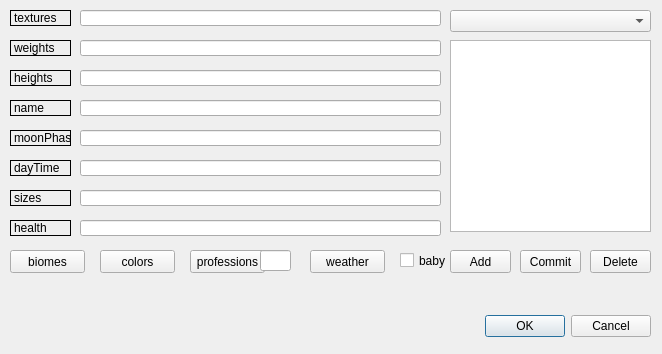
The window that RandomEntityDialog2UI.ui (goodsoul-andrew/minecraft_texturepack_manager) describes before a commit, drawn with Qt 5.
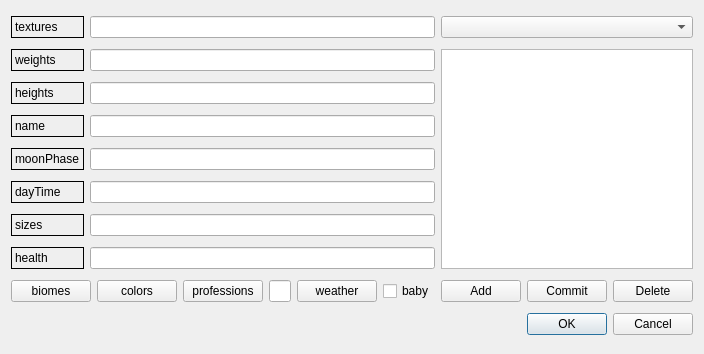
The same window after the commit.

```diff
--- a/RandomEntityDialog2UI.ui
+++ b/RandomEntityDialog2UI.ui
@@ -6,7 +6,7 @@
    <rect>
     <x>0</x>
     <y>0</y>
-    <width>662</width>
+    <width>696</width>
     <height>354</height>
    </rect>
   </property>
@@ -19,41 +19,9 @@
   <property name="styleSheet">
    <string notr="true"/>
   </property>
-  <widget class="QDialogButtonBox" name="buttonBox">
-   <property name="geometry">
-    <rect>
-     <x>310</x>
-     <y>310</y>
-     <width>341</width>
-     <height>32</height>
-    </rect>
-   </property>
-   <property name="orientation">
-    <enum>Qt::Horizontal</enum>
-   </property>
-   <property name="standardButtons">
-    <set>QDialogButtonBox::Cancel|QDialogButtonBox::Ok</set>
-   </property>
-  </widget>
-  <widget class="QLineEdit" name="texturesinput">
-   <property name="geometry">
-    <rect>
-     <x>80</x>
-     <y>10</y>
-     <width>361</width>
-     <height>16</height>
-    </rect>
-   </property>
-  </widget>
+  <layout class="QGridLayout" name="gridLayout">
+   <item row="0" column="0">
   <widget class="QLabel" name="textureslabel">
-   <property name="geometry">
-    <rect>
-     <x>10</x>
-     <y>10</y>
-     <width>61</width>
-     <height>16</height>
-    </rect>
-   </property>
    <property name="frameShape">
     <enum>QFrame::Box</enum>
    </property>
@@ -61,15 +29,15 @@
     <string>textures</string>
    </property>
   </widget>
+   </item>
+   <item row="0" column="1" colspan="6">
+    <widget class="QLineEdit" name="texturesinput"/>
+   </item>
+   <item row="0" column="7" colspan="3">
+    <widget class="QComboBox" name="entityinput"/>
+   </item>
+   <item row="1" column="0">
   <widget class="QLabel" name="weightslabel">
-   <property name="geometry">
-    <rect>
-     <x>10</x>
-     <y>40</y>
-     <width>61</width>
-     <height>16</height>
-    </rect>
-   </property>
    <property name="frameShape">
     <enum>QFrame::Box</enum>
    </property>
@@ -77,15 +45,15 @@
     <string>weights</string>
    </property>
   </widget>
+   </item>
+   <item row="1" column="1" colspan="6">
+    <widget class="QLineEdit" name="weightsinput"/>
+   </item>
+   <item row="1" column="7" rowspan="7" colspan="3">
+    <widget class="QListWidget" name="paragraphsview"/>
+   </item>
+   <item row="2" column="0">
   <widget class="QLabel" name="heightslabel">
-   <property name="geometry">
-    <rect>
-     <x>10</x>
-     <y>70</y>
-     <width>61</width>
-     <height>16</height>
-    </rect>
-   </property>
    <property name="frameShape">
     <enum>QFrame::Box</enum>
    </property>
@@ -93,15 +61,12 @@
     <string>heights</string>
    </property>
   </widget>
+   </item>
+   <item row="2" column="1" colspan="6">
+    <widget class="QLineEdit" name="heightsinput"/>
+   </item>
+   <item row="3" column="0">
   <widget class="QLabel" name="namelabel">
-   <property name="geometry">
-    <rect>
-     <x>10</x>
-     <y>100</y>
-     <width>61</width>
-     <height>16</height>
-    </rect>
-   </property>
    <property name="frameShape">
     <enum>QFrame::Box</enum>
    </property>
@@ -109,15 +74,12 @@
     <string>name</string>
    </property>
   </widget>
+   </item>
+   <item row="3" column="1" colspan="6">
+    <widget class="QLineEdit" name="nameinput"/>
+   </item>
+   <item row="4" column="0">
   <widget class="QLabel" name="moonlabel">
-   <property name="geometry">
-    <rect>
-     <x>10</x>
-     <y>130</y>
-     <width>61</width>
-     <height>16</height>
-    </rect>
-   </property>
    <property name="frameShape">
     <enum>QFrame::Box</enum>
    </property>
@@ -125,15 +87,12 @@
     <string>moonPhase</string>
    </property>
   </widget>
+   </item>
+   <item row="4" column="1" colspan="6">
+    <widget class="QLineEdit" name="mooninput"/>
+   </item>
+   <item row="5" column="0">
   <widget class="QLabel" name="timelabel">
-   <property name="geometry">
-    <rect>
-     <x>10</x>
-     <y>160</y>
-     <width>61</width>
-     <height>16</height>
-    </rect>
-   </property>
    <property name="frameShape">
     <enum>QFrame::Box</enum>
    </property>
@@ -141,15 +100,12 @@
     <string>dayTime</string>
    </property>
   </widget>
+   </item>
+   <item row="5" column="1" colspan="6">
+    <widget class="QLineEdit" name="timeinput"/>
+   </item>
+   <item row="6" column="0">
   <widget class="QLabel" name="sizeslabel">
-   <property name="geometry">
-    <rect>
-     <x>10</x>
-     <y>190</y>
-     <width>61</width>
-     <height>16</height>
-    </rect>
-   </property>
    <property name="frameShape">
     <enum>QFrame::Box</enum>
    </property>
@@ -157,150 +113,63 @@
     <string>sizes</string>
    </property>
   </widget>
-  <widget class="QLineEdit" name="weightsinput">
-   <property name="geometry">
-    <rect>
-     <x>80</x>
-     <y>40</y>
-     <width>361</width>
-     <height>16</height>
-    </rect>
-   </property>
-  </widget>
-  <widget class="QLineEdit" name="heightsinput">
-   <property name="geometry">
-    <rect>
-     <x>80</x>
-     <y>70</y>
-     <width>361</width>
-     <height>16</height>
-    </rect>
-   </property>
-  </widget>
-  <widget class="QLineEdit" name="nameinput">
-   <property name="geometry">
-    <rect>
-     <x>80</x>
-     <y>100</y>
-     <width>361</width>
-     <height>16</height>
-    </rect>
-   </property>
-  </widget>
-  <widget class="QLineEdit" name="mooninput">
-   <property name="geometry">
-    <rect>
-     <x>80</x>
-     <y>130</y>
-     <width>361</width>
-     <height>16</height>
-    </rect>
-   </property>
-  </widget>
-  <widget class="QLineEdit" name="timeinput">
-   <property name="geometry">
-    <rect>
-     <x>80</x>
-     <y>160</y>
-     <width>361</width>
-     <height>16</height>
-    </rect>
-   </property>
-  </widget>
-  <widget class="QLineEdit" name="sizesinput">
-   <property name="geometry">
-    <rect>
-     <x>80</x>
-     <y>190</y>
-     <width>361</width>
-     <height>16</height>
-    </rect>
-   </property>
-  </widget>
+   </item>
+   <item row="6" column="1" colspan="6">
+    <widget class="QLineEdit" name="sizesinput"/>
+   </item>
+   <item row="7" column="0">
+    <widget class="QLabel" name="healthlabel">
+     <property name="frameShape">
+      <enum>QFrame::Box</enum>
+     </property>
+     <property name="text">
+      <string>health</string>
+     </property>
+    </widget>
+   </item>
+   <item row="7" column="1" colspan="6">
+    <widget class="QLineEdit" name="healthinput"/>
+   </item>
+   <item row="8" column="0" colspan="2">
   <widget class="QPushButton" name="biomesbutton">
-   <property name="geometry">
-    <rect>
-     <x>10</x>
-     <y>250</y>
-     <width>75</width>
-     <height>23</height>
-    </rect>
-   </property>
    <property name="text">
     <string>biomes</string>
    </property>
   </widget>
+   </item>
+   <item row="8" column="2">
   <widget class="QPushButton" name="colorsbutton">
-   <property name="geometry">
-    <rect>
-     <x>100</x>
-     <y>250</y>
-     <width>75</width>
-     <height>23</height>
-    </rect>
-   </property>
    <property name="text">
     <string>colors</string>
    </property>
   </widget>
+   </item>
+   <item row="8" column="3">
   <widget class="QPushButton" name="professionsbutton">
-   <property name="geometry">
-    <rect>
-     <x>190</x>
-     <y>250</y>
-     <width>75</width>
-     <height>23</height>
-    </rect>
-   </property>
    <property name="text">
     <string>professions</string>
    </property>
   </widget>
+   </item>
+   <item row="8" column="4">
+    <widget class="QLineEdit" name="levelinput"/>
+   </item>
+   <item row="8" column="5">
   <widget class="QPushButton" name="weatherbutton">
-   <property name="geometry">
-    <rect>
-     <x>310</x>
-     <y>250</y>
-     <width>75</width>
-     <height>23</height>
-    </rect>
-   </property>
    <property name="text">
     <string>weather</string>
    </property>
   </widget>
+   </item>
+   <item row="8" column="6">
   <widget class="QCheckBox" name="c_baby">
-   <property name="geometry">
-    <rect>
-     <x>400</x>
-     <y>250</y>
-     <width>51</width>
-     <height>21</height>
-    </rect>
-   </property>
    <property name="text">
     <string>baby</string>
    </property>
   </widget>
-  <widget class="QComboBox" name="entityinput">
-   <property name="geometry">
-    <rect>
-     <x>450</x>
-     <y>10</y>
-     <width>201</width>
-     <height>22</height>
-    </rect>
-   </property>
-  </widget>
+   </item>
+   <item row="8" column="7">
   <widget class="QPushButton" name="addbutton">
-   <property name="geometry">
-    <rect>
-     <x>450</x>
-     <y>250</y>
-     <width>61</width>
-     <height>23</height>
-    </rect>
-   </property>
    <property name="styleSheet">
     <string notr="true"/>
    </property>
@@ -308,51 +177,9 @@
     <string>Add</string>
    </property>
   </widget>
-  <widget class="QLabel" name="healthlabel">
-   <property name="geometry">
-    <rect>
-     <x>10</x>
-     <y>220</y>
-     <width>61</width>
-     <height>16</height>
-    </rect>
-   </property>
-   <property name="frameShape">
-    <enum>QFrame::Box</enum>
-   </property>
-   <property name="text">
-    <string>health</string>
-   </property>
-  </widget>
-  <widget class="QLineEdit" name="healthinput">
-   <property name="geometry">
-    <rect>
-     <x>80</x>
-     <y>220</y>
-     <width>361</width>
-     <height>16</height>
-    </rect>
-   </property>
-  </widget>
-  <widget class="QLineEdit" name="levelinput">
-   <property name="geometry">
-    <rect>
-     <x>260</x>
-     <y>250</y>
-     <width>31</width>
-     <height>21</height>
-    </rect>
-   </property>
-  </widget>
+   </item>
+   <item row="8" column="8">
   <widget class="QPushButton" name="commitbutton">
-   <property name="geometry">
-    <rect>
-     <x>520</x>
-     <y>250</y>
-     <width>61</width>
-     <height>23</height>
-    </rect>
-   </property>
    <property name="styleSheet">
     <string notr="true"/>
    </property>
@@ -360,29 +187,25 @@
     <string>Commit</string>
    </property>
   </widget>
+   </item>
+   <item row="8" column="9">
   <widget class="QPushButton" name="deletebutton">
-   <property name="geometry">
-    <rect>
-     <x>590</x>
-     <y>250</y>
-     <width>61</width>
-     <height>23</height>
-    </rect>
-   </property>
    <property name="text">
     <string>Delete</string>
    </property>
   </widget>
-  <widget class="QListWidget" name="paragraphsview">
-   <property name="geometry">
-    <rect>
-     <x>450</x>
-     <y>40</y>
-     <width>201</width>
-     <height>192</height>
-    </rect>
-   </property>
-  </widget>
+   </item>
+   <item row="9" column="5" colspan="5">
+    <widget class="QDialogButtonBox" name="buttonBox">
+     <property name="orientation">
+      <enum>Qt::Horizontal</enum>
+     </property>
+     <property name="standardButtons">
+      <set>QDialogButtonBox::Cancel|QDialogButtonBox::Ok</set>
+     </property>
+    </widget>
+   </item>
+  </layout>
  </widget>
  <resources/>
  <connections>
```
Lines whose indentation alone changed are shown as unchanged.
